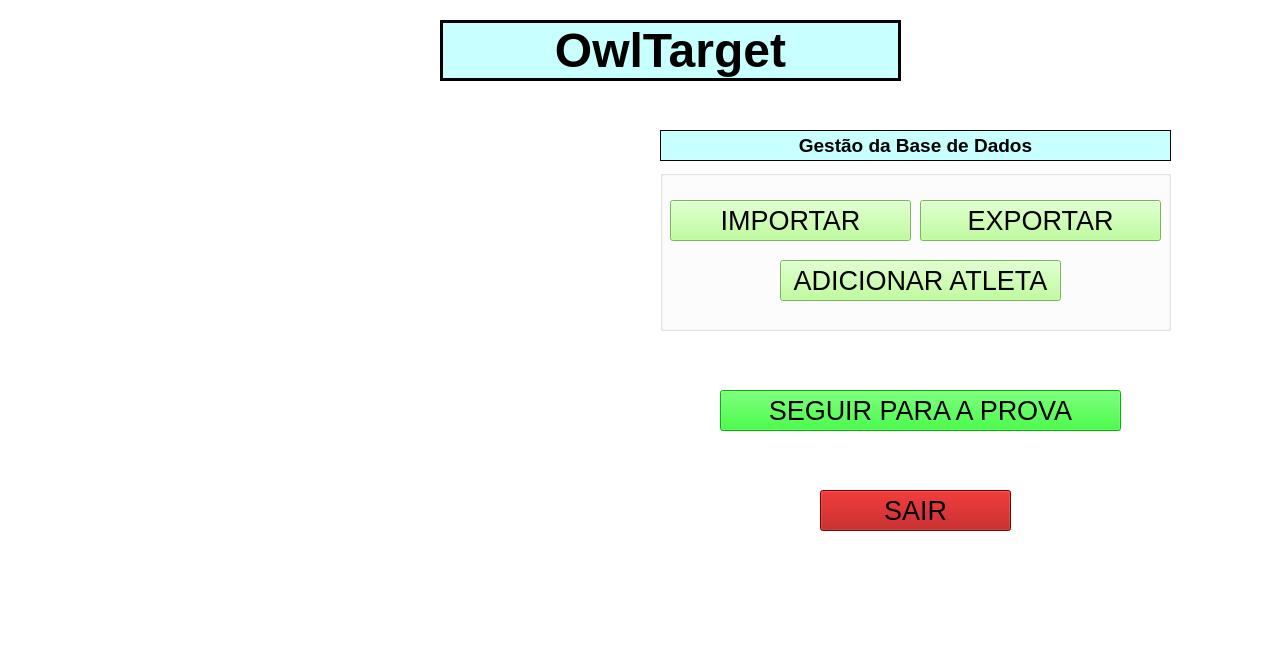
Old version of the form central_pc/gui/addplayerwindow.ui in the repository xBogas/ES-SACA.
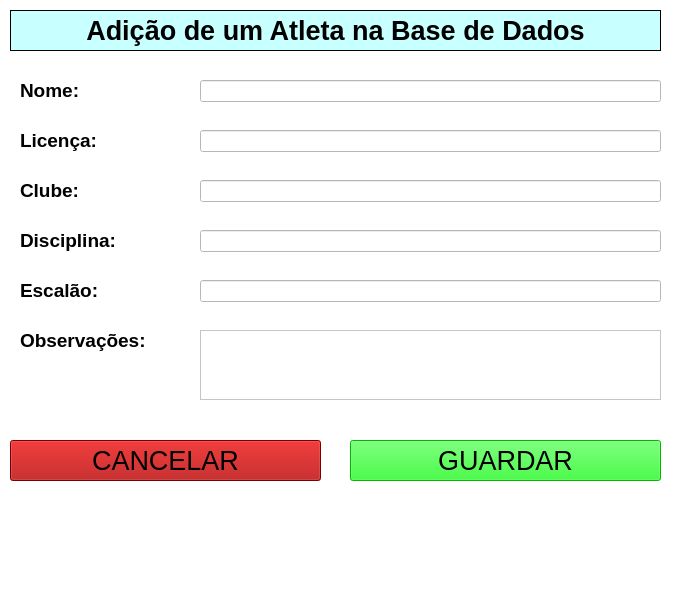
New version of the form. Icons and pictures are not drawn.

Commit message: added text boxes to addplayerwindow

What changed in the file:
```diff
--- a/central_pc/gui/addplayerwindow.ui
+++ b/central_pc/gui/addplayerwindow.ui
@@ -6,8 +6,8 @@
    <rect>
     <x>0</x>
     <y>0</y>
-    <width>1271</width>
-    <height>666</height>
+    <width>681</width>
+    <height>609</height>
    </rect>
   </property>
   <property name="windowTitle">
@@ -23,9 +23,9 @@
    <widget class="QPushButton" name="exitButton">
     <property name="geometry">
      <rect>
-      <x>820</x>
-      <y>490</y>
-      <width>191</width>
+      <x>10</x>
+      <y>440</y>
+      <width>311</width>
       <height>41</height>
      </rect>
     </property>
@@ -38,65 +38,15 @@
      <string notr="true">background-color: rgb(170, 0, 0);</string>
     </property>
     <property name="text">
-     <string>SAIR</string>
+     <string>CANCELAR</string>
     </property>
    </widget>
-   <widget class="QLabel" name="label">
+   <widget class="QPushButton" name="saveButton">
     <property name="geometry">
      <rect>
-      <x>80</x>
-      <y>110</y>
-      <width>551</width>
-      <height>441</height>
-     </rect>
-    </property>
-    <property name="text">
-     <string/>
-    </property>
-    <property name="pixmap">
-     <pixmap>../resource/img/Target owl.png</pixmap>
-    </property>
-    <property name="scaledContents">
-     <bool>true</bool>
-    </property>
-   </widget>
-   <widget class="QLabel" name="label_4">
-    <property name="geometry">
-     <rect>
-      <x>440</x>
-      <y>20</y>
-      <width>461</width>
-      <height>61</height>
-     </rect>
-    </property>
-    <property name="font">
-     <font>
-      <pointsize>36</pointsize>
-      <bold>true</bold>
-     </font>
-    </property>
-    <property name="styleSheet">
-     <string notr="true">background-color: rgb(200, 255, 255);</string>
-    </property>
-    <property name="frameShape">
-     <enum>QFrame::Box</enum>
-    </property>
-    <property name="lineWidth">
-     <number>3</number>
-    </property>
-    <property name="text">
-     <string>&lt;html&gt;&lt;head/&gt;&lt;body&gt;&lt;p align=&quot;center&quot;&gt;OwlTarget&lt;/p&gt;&lt;/body&gt;&lt;/html&gt;</string>
-    </property>
-    <property name="alignment">
-     <set>Qt::AlignCenter</set>
-    </property>
-   </widget>
-   <widget class="QPushButton" name="continueButton">
-    <property name="geometry">
-     <rect>
-      <x>720</x>
-      <y>390</y>
-      <width>401</width>
+      <x>350</x>
+      <y>440</y>
+      <width>311</width>
       <height>41</height>
      </rect>
     </property>
@@ -109,100 +59,21 @@
      <string notr="true">background-color: rgb(0, 255, 0);</string>
     </property>
     <property name="text">
-     <string>SEGUIR PARA A PROVA</string>
+     <string>GUARDAR</string>
     </property>
    </widget>
-   <widget class="QGroupBox" name="groupBox">
-    <property name="geometry">
-     <rect>
-      <x>660</x>
-      <y>170</y>
-      <width>511</width>
-      <height>161</height>
-     </rect>
-    </property>
-    <property name="styleSheet">
-     <string notr="true"/>
-    </property>
-    <property name="title">
-     <string/>
-    </property>
-    <widget class="QPushButton" name="importButton">
-     <property name="geometry">
-      <rect>
-       <x>10</x>
-       <y>30</y>
-       <width>241</width>
-       <height>41</height>
-      </rect>
-     </property>
-     <property name="font">
-      <font>
-       <pointsize>20</pointsize>
-      </font>
-     </property>
-     <property name="styleSheet">
-      <string notr="true">background-color: rgb(170, 255, 127);</string>
-     </property>
-     <property name="text">
-      <string>IMPORTAR</string>
-     </property>
-    </widget>
-    <widget class="QPushButton" name="exportButton">
-     <property name="geometry">
-      <rect>
-       <x>260</x>
-       <y>30</y>
-       <width>241</width>
-       <height>41</height>
-      </rect>
-     </property>
-     <property name="font">
-      <font>
-       <pointsize>20</pointsize>
-      </font>
-     </property>
-     <property name="styleSheet">
-      <string notr="true">background-color: rgb(170, 255, 127);</string>
-     </property>
-     <property name="text">
-      <string>EXPORTAR</string>
-     </property>
-    </widget>
-    <widget class="QPushButton" name="addButton">
-     <property name="geometry">
-      <rect>
-       <x>120</x>
-       <y>90</y>
-       <width>281</width>
-       <height>41</height>
-      </rect>
-     </property>
-     <property name="font">
-      <font>
-       <pointsize>20</pointsize>
-      </font>
-     </property>
-     <property name="styleSheet">
-      <string notr="true">background-color: rgb(170, 255, 127);</string>
-     </property>
-     <property name="text">
-      <string>ADICIONAR ATLETA</string>
-     </property>
-    </widget>
-   </widget>
    <widget class="QLabel" name="label_5">
     <property name="geometry">
      <rect>
-      <x>660</x>
-      <y>130</y>
-      <width>511</width>
-      <height>31</height>
+      <x>10</x>
+      <y>10</y>
+      <width>651</width>
+      <height>41</height>
      </rect>
     </property>
     <property name="font">
      <font>
-      <pointsize>14</pointsize>
+      <pointsize>20</pointsize>
       <bold>true</bold>
      </font>
     </property>
@@ -216,12 +87,186 @@
      <number>1</number>
     </property>
     <property name="text">
-     <string>&lt;html&gt;&lt;head/&gt;&lt;body&gt;&lt;p align=&quot;center&quot;&gt;Gestão da Base de Dados&lt;/p&gt;&lt;/body&gt;&lt;/html&gt;</string>
+     <string>&lt;html&gt;&lt;head/&gt;&lt;body&gt;&lt;p align=&quot;center&quot;&gt;Adição de um Atleta na Base de Dados&lt;/p&gt;&lt;/body&gt;&lt;/html&gt;</string>
     </property>
     <property name="alignment">
      <set>Qt::AlignCenter</set>
     </property>
    </widget>
+   <widget class="QLabel" name="label">
+    <property name="geometry">
+     <rect>
+      <x>20</x>
+      <y>80</y>
+      <width>71</width>
+      <height>21</height>
+     </rect>
+    </property>
+    <property name="font">
+     <font>
+      <pointsize>14</pointsize>
+      <bold>true</bold>
+     </font>
+    </property>
+    <property name="text">
+     <string>Nome:</string>
+    </property>
+   </widget>
+   <widget class="QLabel" name="label_2">
+    <property name="geometry">
+     <rect>
+      <x>20</x>
+      <y>130</y>
+      <width>91</width>
+      <height>21</height>
+     </rect>
+    </property>
+    <property name="font">
+     <font>
+      <pointsize>14</pointsize>
+      <bold>true</bold>
+     </font>
+    </property>
+    <property name="text">
+     <string>Licença:</string>
+    </property>
+   </widget>
+   <widget class="QLabel" name="label_3">
+    <property name="geometry">
+     <rect>
+      <x>20</x>
+      <y>180</y>
+      <width>71</width>
+      <height>21</height>
+     </rect>
+    </property>
+    <property name="font">
+     <font>
+      <pointsize>14</pointsize>
+      <bold>true</bold>
+     </font>
+    </property>
+    <property name="text">
+     <string>Clube:</string>
+    </property>
+   </widget>
+   <widget class="QLabel" name="label_4">
+    <property name="geometry">
+     <rect>
+      <x>20</x>
+      <y>230</y>
+      <width>111</width>
+      <height>21</height>
+     </rect>
+    </property>
+    <property name="font">
+     <font>
+      <pointsize>14</pointsize>
+      <bold>true</bold>
+     </font>
+    </property>
+    <property name="text">
+     <string>Disciplina:</string>
+    </property>
+   </widget>
+   <widget class="QLabel" name="label_6">
+    <property name="geometry">
+     <rect>
+      <x>20</x>
+      <y>280</y>
+      <width>91</width>
+      <height>21</height>
+     </rect>
+    </property>
+    <property name="font">
+     <font>
+      <pointsize>14</pointsize>
+      <bold>true</bold>
+     </font>
+    </property>
+    <property name="text">
+     <string>Escalão:</string>
+    </property>
+   </widget>
+   <widget class="QLabel" name="label_7">
+    <property name="geometry">
+     <rect>
+      <x>20</x>
+      <y>330</y>
+      <width>151</width>
+      <height>21</height>
+     </rect>
+    </property>
+    <property name="font">
+     <font>
+      <pointsize>14</pointsize>
+      <bold>true</bold>
+     </font>
+    </property>
+    <property name="text">
+     <string>Observações:</string>
+    </property>
+   </widget>
+   <widget class="QLineEdit" name="lineEdit">
+    <property name="geometry">
+     <rect>
+      <x>200</x>
+      <y>80</y>
+      <width>461</width>
+      <height>22</height>
+     </rect>
+    </property>
+   </widget>
+   <widget class="QLineEdit" name="lineEdit_2">
+    <property name="geometry">
+     <rect>
+      <x>200</x>
+      <y>130</y>
+      <width>461</width>
+      <height>22</height>
+     </rect>
+    </property>
+   </widget>
+   <widget class="QLineEdit" name="lineEdit_3">
+    <property name="geometry">
+     <rect>
+      <x>200</x>
+      <y>180</y>
+      <width>461</width>
+      <height>22</height>
+     </rect>
+    </property>
+   </widget>
+   <widget class="QLineEdit" name="lineEdit_4">
+    <property name="geometry">
+     <rect>
+      <x>200</x>
+      <y>230</y>
+      <width>461</width>
+      <height>22</height>
+     </rect>
+    </property>
+   </widget>
+   <widget class="QLineEdit" name="lineEdit_5">
+    <property name="geometry">
+     <rect>
+      <x>200</x>
+      <y>280</y>
+      <width>461</width>
+      <height>22</height>
+     </rect>
+    </property>
+   </widget>
+   <widget class="QTextEdit" name="textEdit">
+    <property name="geometry">
+     <rect>
+      <x>200</x>
+      <y>330</y>
+      <width>461</width>
+      <height>70</height>
+     </rect>
+    </property>
+   </widget>
   </widget>
  </widget>
  <resources/>
```
Left out of the diff: 2 changed lines with no effect on the pictures. The commit also changes 7 other files.
